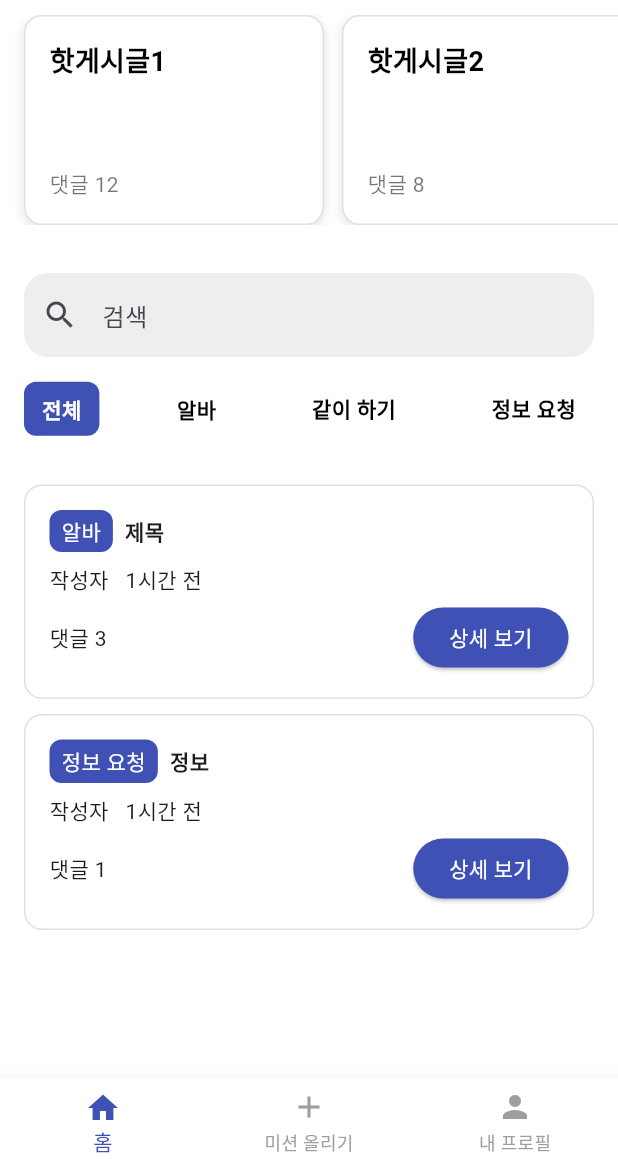
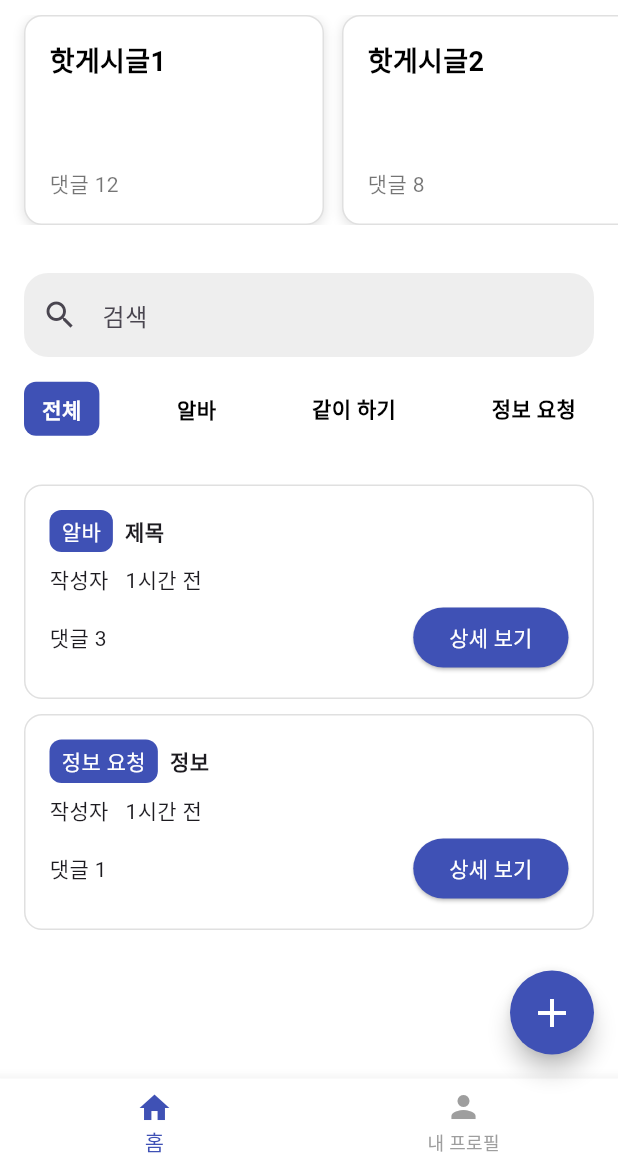
Before and after one commit to leewajin/c-box-flutter-1, a Flutter app: the screen it shows after launch, on a phone screen of 412 x 824 dp, the part 69-1236 px from its top. Run offline on Flutter 3.47's test engine with Material 3 defaults, Android fonts, the phone set to English and light mode, and no system bars; Roboto replaces fonts that are missing (Pretendard).

Commit message:
[Design]: 새 글 쓰기 버튼 변경

```diff
--- a/lib/screens/mission_home.dart
+++ b/lib/screens/mission_home.dart
@@ -2,9 +2,10 @@ import 'package:flutter/material.dart';
 import '../widgets/category_tab.dart';
 import '../widgets/post_card.dart';
 import '../widgets/bottom_nav_bar.dart';
-import '../screens/message_list_page.dart';  // ✉️ 쪽지 목록 화면 import
 import '../widgets/hot_post_card.dart';
 import '../screens/post_detail_page.dart';
+import '../screens/message_list_page.dart';
+import '../screens/post_create_page.dart';
 
 class MissionHome extends StatelessWidget {
   const MissionHome({super.key});
@@ -61,6 +62,18 @@ class MissionHome extends StatelessWidget {
       ),
       body: const MainContent(),
       bottomNavigationBar: const BottomNavBar(),
+      floatingActionButton: FloatingActionButton(
+        onPressed: () => Navigator.push(
+          context,
+          MaterialPageRoute(builder: (_) => const PostCreatePage()),
+        ),
+        backgroundColor: Colors.indigo,
+        shape: RoundedRectangleBorder(
+          borderRadius: BorderRadius.circular(50),
+        ),
+        child: const Icon(Icons.add, size: 32, color: Colors.white,),
+      ),
+      floatingActionButtonLocation: FloatingActionButtonLocation.endFloat,
     );
   }
 }
@@ -88,7 +101,6 @@ class MainContent extends StatelessWidget {
             itemCount: hotPosts.length,
             separatorBuilder: (_, __) => const SizedBox(width: 12),
             itemBuilder: (context, idx) {
-              // 이 안에서만 post 변수를 사용할 수 있습니다!
               final post = hotPosts[idx];
 
               return HotPostCard(
--- a/lib/widgets/bottom_nav_bar.dart
+++ b/lib/widgets/bottom_nav_bar.dart
@@ -38,10 +38,6 @@ class _BottomNavBarState extends State<BottomNavBar> {
           label: '홈',
         ),
         BottomNavigationBarItem(
-          icon: Icon(Icons.add),
-          label: '미션 올리기',
-        ),
-        BottomNavigationBarItem(
           icon: Icon(Icons.person),
           label: '내 프로필',
         ),
```
